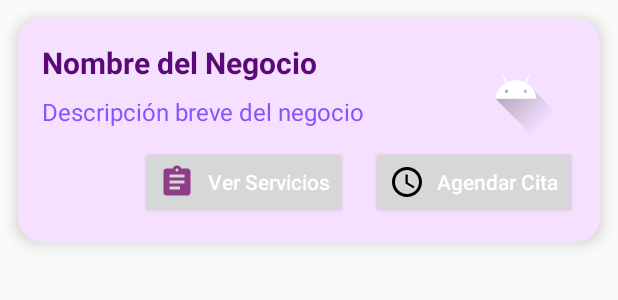
After one commit to GR20036/ProyectoIngSoft, an Android app built with Jetpack Compose: the layout item_negocio.xml on its own in the app's theme, with its tools: preview values and no code run, on a phone screen of 412 x 824 dp. The commit adds this screen. Shown: the top 300 px of the screen. Run offline under Robolectric (Android 15) with nearby library versions, the phone set to English and light mode, and no system bars.

Commit message:
Se agrego pantalla de negocios disponibles

```diff
--- a/app/build.gradle.kts
+++ b/app/build.gradle.kts
@@ -71,6 +71,8 @@ dependencies {
     implementation("com.google.android.material:material:1.8.0")
     implementation ("androidx.cardview:cardview:1.0.0")
     implementation ("com.squareup.picasso:picasso:2.8")
+    implementation ("com.github.bumptech.glide:glide:4.12.0")//Glide para cargar imágenes
+    annotationProcessor ("com.github.bumptech.glide:compiler:4.12.0")//Glide para cargar imágenes
     implementation(libs.androidx.appcompat)
     implementation(libs.material)
     implementation(libs.androidx.activity)
@@ -82,4 +84,5 @@ dependencies {
     androidTestImplementation(libs.androidx.ui.test.junit4)
     debugImplementation(libs.androidx.ui.tooling)
     debugImplementation(libs.androidx.ui.test.manifest)
+
 }
--- a/app/src/main/java/com/example/agendify/Dashboard_Usuario.java
+++ b/app/src/main/java/com/example/agendify/Dashboard_Usuario.java
@@ -79,7 +79,11 @@ public class Dashboard_Usuario extends AppCompatActivity {
         });
 
         btnvernegocios.setOnClickListener(v -> {
-            // Acción para consultar servicios disponibles
+            // Acción para ver negocios disponibles
+            Intent intent = new Intent(Dashboard_Usuario.this, NegociosDisponiblesActivity.class);
+            startActivity(intent);
+
+
         });
 
         btnContactarSoporte.setOnClickListener(v -> {
--- /dev/null
+++ b/app/src/main/res/drawable/error_logo.xml
@@ -0,0 +1,5 @@
+<vector xmlns:android="http://schemas.android.com/apk/res/android" android:height="24dp" android:tint="#000000" android:viewportHeight="24" android:viewportWidth="24" android:width="24dp">
+
+    <path android:fillColor="@android:color/white" android:pathData="M12,2C6.48,2 2,6.48 2,12s4.48,10 10,10 10,-4.48 10,-10S17.52,2 12,2zM13,17h-2v-2h2v2zM13,13h-2L11,7h2v6z"/>
+
+</vector>
--- /dev/null
+++ b/app/src/main/res/drawable/place_holder.xml
@@ -0,0 +1,5 @@
+<vector xmlns:android="http://schemas.android.com/apk/res/android" android:height="24dp" android:tint="#000000" android:viewportHeight="24" android:viewportWidth="24" android:width="24dp">
+
+    <path android:fillColor="@android:color/white" android:pathData="M21,19V5c0,-1.1 -0.9,-2 -2,-2H5c-1.1,0 -2,0.9 -2,2v14c0,1.1 0.9,2 2,2h14c1.1,0 2,-0.9 2,-2zM8.5,13.5l2.5,3.01L14.5,12l4.5,6H5l3.5,-4.5z"/>
+
+</vector>
--- /dev/null
+++ b/app/src/main/res/drawable/schedule.xml
@@ -0,0 +1,7 @@
+<vector xmlns:android="http://schemas.android.com/apk/res/android" android:height="24dp" android:tint="#000000" android:viewportHeight="24" android:viewportWidth="24" android:width="24dp">
+
+    <path android:fillColor="@android:color/white" android:pathData="M11.99,2C6.47,2 2,6.48 2,12s4.47,10 9.99,10C17.52,22 22,17.52 22,12S17.52,2 11.99,2zM12,20c-4.42,0 -8,-3.58 -8,-8s3.58,-8 8,-8 8,3.58 8,8 -3.58,8 -8,8z"/>
+
+    <path android:fillColor="@android:color/white" android:pathData="M12.5,7H11v6l5.25,3.15 0.75,-1.23 -4.5,-2.67z"/>
+
+</vector>
--- /dev/null
+++ b/app/src/main/res/layout/item_negocio.xml
@@ -0,0 +1,100 @@
+<androidx.cardview.widget.CardView
+    xmlns:android="http://schemas.android.com/apk/res/android"
+    xmlns:app="http://schemas.android.com/apk/res-auto"
+    android:layout_width="match_parent"
+    android:layout_height="wrap_content"
+    android:layout_margin="12dp"
+    app:cardCornerRadius="16dp"
+    app:cardElevation="6dp"
+    app:cardBackgroundColor="#F5E1FF">
+
+    <androidx.constraintlayout.widget.ConstraintLayout
+        android:layout_width="match_parent"
+        android:layout_height="wrap_content"
+        android:padding="16dp">
+
+        <!-- Nombre del negocio -->
+        <TextView
+            android:id="@+id/txtNombreNegocio"
+            android:layout_width="0dp"
+            android:layout_height="wrap_content"
+            android:text="Nombre del Negocio"
+            android:textSize="20sp"
+            android:textStyle="bold"
+            android:textColor="#5A0976"
+            app:layout_constraintStart_toStartOf="parent"
+            app:layout_constraintTop_toTopOf="parent"
+            app:layout_constraintEnd_toStartOf="@id/imgLogoNegocio"
+            app:layout_constraintHorizontal_bias="0" />
+
+        <!-- Logo del negocio -->
+
+        <!-- Descripción del negocio -->
+        <ImageView
+            android:id="@+id/imgLogoNegocio"
+            android:layout_width="64dp"
+            android:layout_height="64dp"
+            android:layout_marginEnd="8dp"
+            android:contentDescription="Logo del negocio"
+            android:scaleType="centerCrop"
+            android:src="@drawable/ic_launcher_foreground"
+            app:layout_constraintBottom_toBottomOf="parent"
+            app:layout_constraintEnd_toEndOf="parent"
+            app:layout_constraintTop_toTopOf="parent"
+            app:layout_constraintVertical_bias="0.0" />
+
+        <TextView
+            android:id="@+id/txtDescripcionNegocio"
+            android:layout_width="0dp"
+            android:layout_height="wrap_content"
+            android:text="Descripción breve del negocio"
+            android:textColor="#8C52FF"
+            android:textSize="16sp"
+            app:layout_constraintTop_toBottomOf="@id/txtNombreNegocio"
+            app:layout_constraintStart_toStartOf="parent"
+            app:layout_constraintEnd_toEndOf="parent"
+            android:paddingTop="8dp" />
+
+        <!-- Botones de acciones (Ver Servicios y Agendar Cita) -->
+        <LinearLayout
+            android:layout_width="wrap_content"
+            android:layout_height="wrap_content"
+            android:orientation="horizontal"
+            android:layout_marginTop="12dp"
+            app:layout_constraintEnd_toEndOf="parent"
+            app:layout_constraintTop_toBottomOf="@id/txtDescripcionNegocio"
+            android:layout_gravity="end">
+
+            <!-- Botón para ver servicios (estilizado con ícono) -->
+            <Button
+                android:id="@+id/btnVerServicios"
+                android:layout_width="wrap_content"
+                android:layout_height="wrap_content"
+                android:text="Ver Servicios"
+                android:textColor="#FFFFFF"
+                android:textAllCaps="false"
+                android:drawableLeft="@drawable/ic_service"
+                android:drawablePadding="8dp"
+                android:padding="12dp"
+                 />
+
+            <Space
+                android:layout_width="16dp"
+                android:layout_height="wrap_content" />
+
+            <!-- Botón para agendar una cita (estilizado con ícono) -->
+            <Button
+                android:id="@+id/btnAgendarCita"
+                android:layout_width="wrap_content"
+                android:layout_height="wrap_content"
+                android:text="Agendar Cita"
+                android:textColor="#FFFFFF"
+                android:textAllCaps="false"
+                android:drawableLeft="@drawable/schedule"
+                android:drawablePadding="8dp"
+                android:padding="12dp"
+                 />
+        </LinearLayout>
+
+    </androidx.constraintlayout.widget.ConstraintLayout>
+</androidx.cardview.widget.CardView>
--- a/app/src/main/res/values/color.xml
+++ b/app/src/main/res/values/color.xml
@@ -1,4 +1,8 @@
 <?xml version="1.0" encoding="utf-8"?>
 <resources>
     <color name="base">#8c52ff</color>
+    <color name="colorPrimary">#6200EE</color>
+    <color name="colorAccent">#03DAC5</color>
+
+
 </resources>
--- a/app/src/main/res/values/strings.xml
+++ b/app/src/main/res/values/strings.xml
@@ -2,4 +2,10 @@
     <string name="app_name">Agendify</string>
     <string name="open">Abrir menú</string>
     <string name="close">Cerrar menú</string>
+
+    <!-- Strings para el DrawerLayout -->
+    <string name="navigation_drawer_open">Abrir menú</string>
+    <string name="navigation_drawer_close">Cerrar menú</string>
+
+
 </resources>
```
Also changed, not shown: app/src/main/AndroidManifest.xml (+13 -3 lines), app/src/main/java/com/example/agendify/Negocio.java (added, +41 -0 lines), app/src/main/java/com/example/agendify/NegociosAdapter.java (added, +61 -0 lines), app/src/main/java/com/example/agendify/NegociosDisponiblesActivity.java (added, +131 -0 lines), app/src/main/res/layout/activity_negocios_disponibles.xml (added, +49 -0 lines), app/src/main/res/menu/drawer_menu.xml (added, +22 -0 lines).
